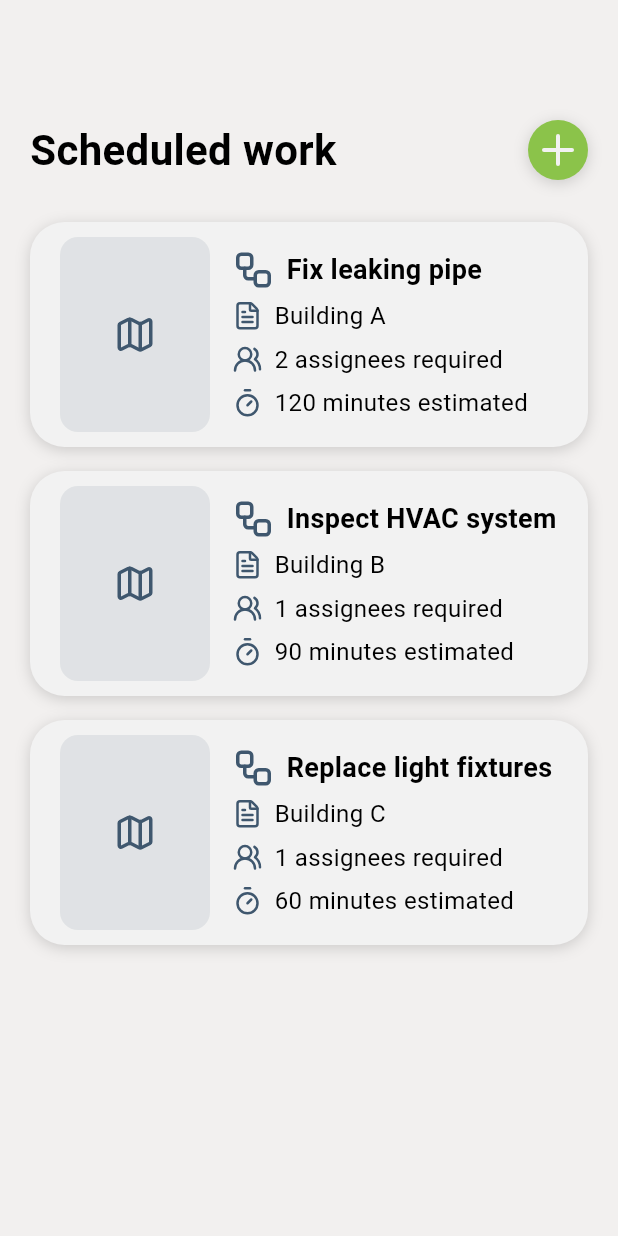
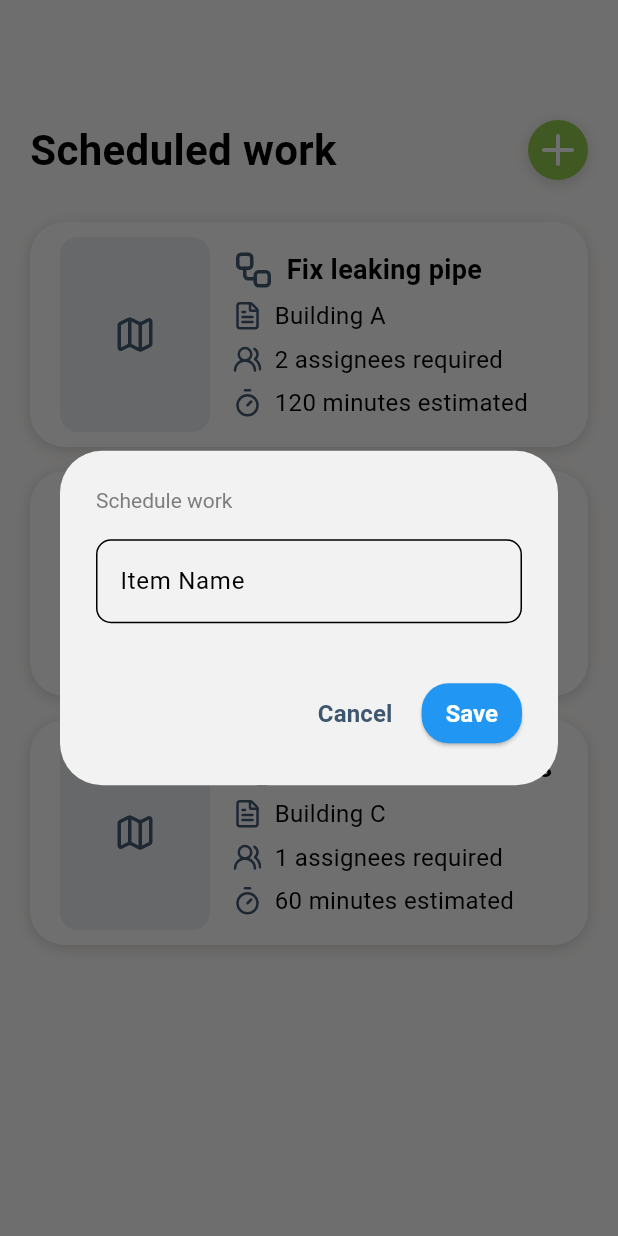
Before and after one commit to bfBogdan/FidraOps, a Flutter app: the WorkPage screen opened directly, after a tap on an icon or button, on a phone screen of 412 x 824 dp. Run offline on Flutter 3.47's test engine with Material 3 defaults, Android fonts, the phone set to English and light mode, and no system bars; our stand-ins replace dio, lucide_icons_flutter, shared_preferences; accounts and stored records are empty; network calls fail; Roboto replaces fonts that are missing (SF Pro).

Commit message:
Add inventory item creation form, Add work creation form

```diff
--- a/fidraops_app/lib/view/pages/work_page.dart
+++ b/fidraops_app/lib/view/pages/work_page.dart
@@ -1,3 +1,4 @@
+import 'package:fidraops_app/view/widgets/popup_form.dart';
 import 'package:fidraops_app/view/widgets/work_card.dart';
 import 'package:flutter/material.dart';
 import 'package:lucide_icons_flutter/lucide_icons.dart';
@@ -57,7 +58,7 @@ class WorkPage extends StatelessWidget {
                     style: TextStyle(fontSize: 28, fontWeight: FontWeight.w600),
                   ),
                   GestureDetector(
-                    onTap: () {},
+                    onTap: () => showCreateWorkForm(context),
                     child: Container(
                       width: 40,
                       height: 40,
@@ -113,4 +114,23 @@ class WorkPage extends StatelessWidget {
       ),
     );
   }
+
+  void showCreateWorkForm(BuildContext context) {
+    final nameController = TextEditingController();
+
+    showDialog(
+      context: context,
+      builder: (_) => PopupForm(
+        title: "Schedule work",
+        fields: [
+          TextField(decoration: InputDecoration(labelText: "Item Name"), controller: nameController),
+          SizedBox(height: 12),
+        ],
+        onSubmit: () {
+          print("Item: ${nameController.text}");
+        },
+        formType: PopupFormType.edit,
+      ),
+    );
+  }
 }
--- a/fidraops_app/lib/view/widgets/popup_form.dart
+++ b/fidraops_app/lib/view/widgets/popup_form.dart
@@ -45,6 +45,7 @@ class PopupForm extends StatelessWidget {
         width: MediaQuery.of(context).size.width < 600 ? MediaQuery.of(context).size.width * 0.9 : MediaQuery.of(context).size.width * 0.6,
         child: SingleChildScrollView(
           child: Column(
+            crossAxisAlignment: CrossAxisAlignment.start,
             children: fields,
           ),
         ),
```
Also changed, not shown: fidraops_app/lib/view/pages/inventory_page.dart (+8 -0 lines).
